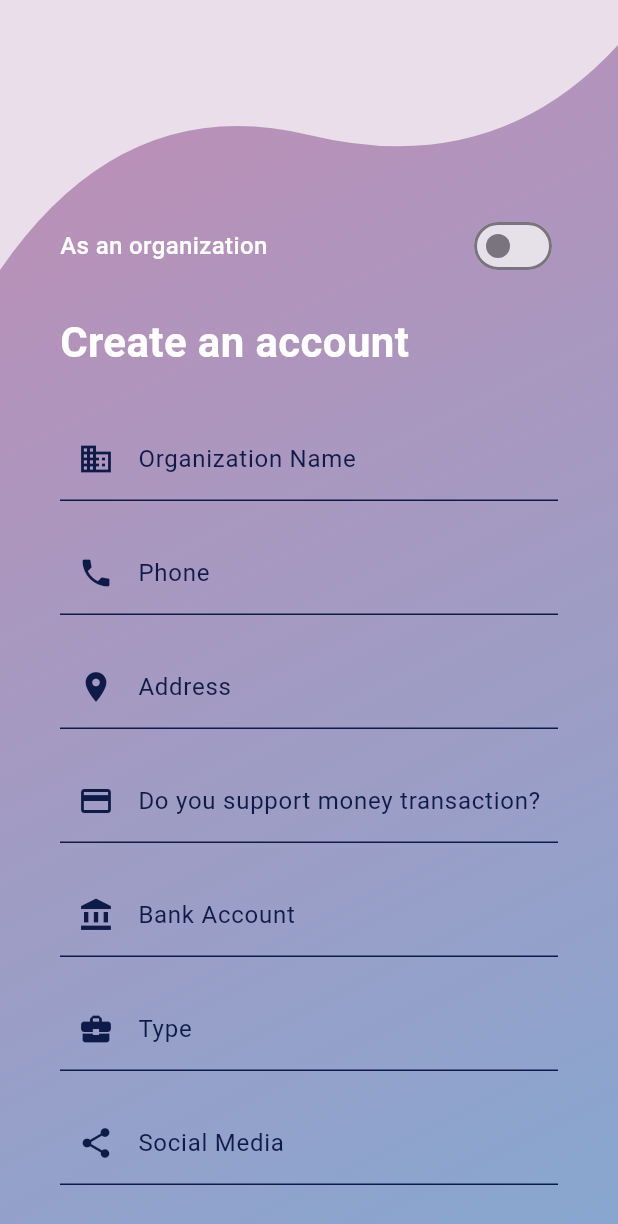
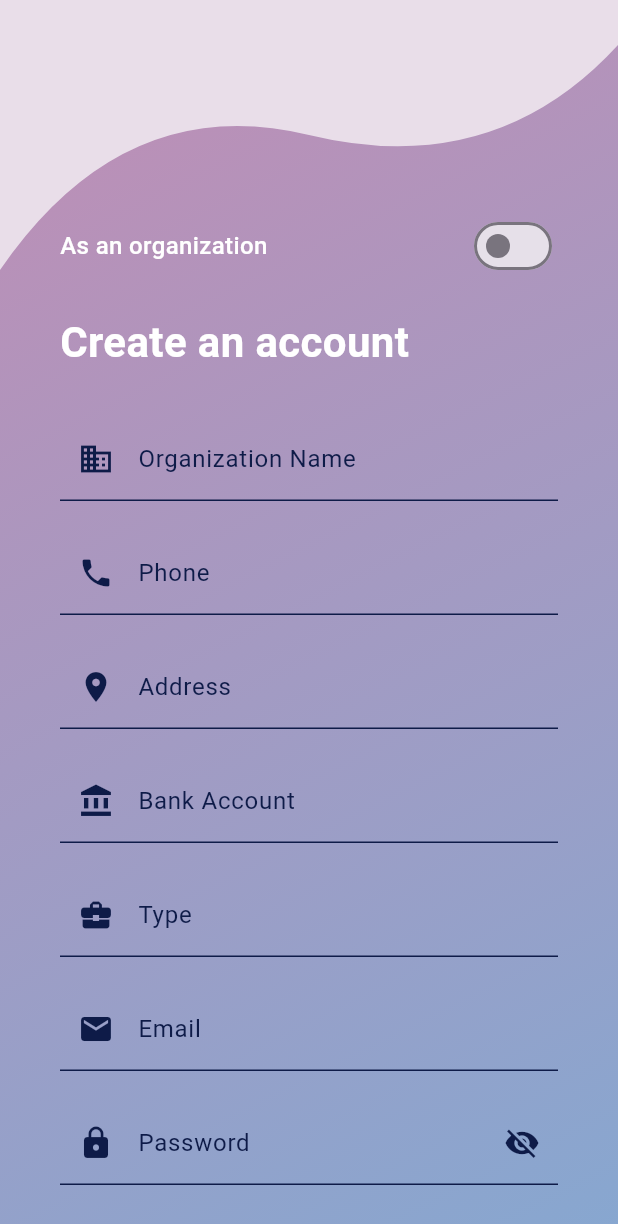
Before and after one commit to Yousra-BOUHOUIA/Donate-Application, a Flutter app: the SignUpAsOrganizationPage screen opened by its route, on a phone screen of 412 x 824 dp. Shown: the top 1224 px of the screen. Run offline on Flutter 3.47's test engine with Material 3 defaults, Android fonts, the phone set to English and light mode, and no system bars; our stand-ins replace badges, google_nav_bar, image_picker, sqflite, sqflite_common_ffi; accounts and stored records are empty; network calls fail.

Commit message:
Add files via upload

```diff
--- a/lib/views/screens/organization/signup_as_organization.dart
+++ b/lib/views/screens/organization/signup_as_organization.dart
@@ -1,9 +1,9 @@
 import 'package:flutter/material.dart';
 import '../../../themes/colors.dart';
 import '../../../imports/user_barrel.dart';
-//import '../../../imports/common_barrel.dart';
 import 'package:donate_application/databases/tables/organization.dart';
 
+// Widget for signing up as an organization
 class SignUpAsOrganizationPage extends StatefulWidget {
   const SignUpAsOrganizationPage({super.key});
   static const String pageRoute = '/signup_as_organization';
@@ -14,16 +14,24 @@ class SignUpAsOrganizationPage extends StatefulWidget {
 }
 
 class _SignUpAsOrganizationPageState extends State<SignUpAsOrganizationPage> {
-  bool isUser = false; // To track the switch state
+  bool isUser = false;
   final _formKey = GlobalKey<FormState>();
+
+
+  final DBOrganizationTable _dbOrganizationTable = DBOrganizationTable();
+
+  final TextEditingController _emailController = TextEditingController();
   final TextEditingController _passwordController = TextEditingController();
-  final TextEditingController _confirmPasswordController =
-      TextEditingController();
+  final TextEditingController _confirmPasswordController =TextEditingController();
+  final TextEditingController _organizationNameController =TextEditingController();
+  final TextEditingController _phoneController = TextEditingController();
+  final TextEditingController _addressController = TextEditingController();
+  final TextEditingController _bankAccountController = TextEditingController();
+  final TextEditingController _organizationTypeController =TextEditingController();
+
   bool _isPasswordVisible = false;
   bool _isConfirmPasswordVisible = false;
-  DBOrganizationTable dbOrganizationTable = DBOrganizationTable();
   String? uploadedFilePath;
-  final Map<String, String> _formData = {};
 
   @override
   Widget build(BuildContext context) {
@@ -53,7 +61,8 @@ class _SignUpAsOrganizationPageState extends State<SignUpAsOrganizationPage> {
           ),
           // Content
           SingleChildScrollView(
-            padding: const EdgeInsets.symmetric(horizontal: 40.0, vertical: 80.0),
+            padding:
+                const EdgeInsets.symmetric(horizontal: 40.0, vertical: 80.0),
             child: Form(
               key: _formKey,
               child: Column(
@@ -79,7 +88,7 @@ class _SignUpAsOrganizationPageState extends State<SignUpAsOrganizationPage> {
                               context,
                               MaterialPageRoute(
                                 builder: (context) =>
-                                    const SignUpAsUserPage(), // Replace with actual widget
+                                    const SignUpAsUserPage(),
                               ),
                             );
                           }
@@ -100,51 +109,19 @@ class _SignUpAsOrganizationPageState extends State<SignUpAsOrganizationPage> {
                     ),
                   ),
                   const SizedBox(height: 30),
-                  // Input fields
                   buildCustomTextField(Icons.business, "Organization Name"),
                   const SizedBox(height: 20),
                   buildCustomTextField(Icons.phone, "Phone"),
                   const SizedBox(height: 20),
                   buildCustomTextField(Icons.location_on, "Address"),
                   const SizedBox(height: 20),
-                  buildCustomTextField(Icons.payment, "Do you support money transaction?"),
-                  const SizedBox(height: 20),
                   buildCustomTextField(Icons.account_balance, "Bank Account"),
                   const SizedBox(height: 20),
                   buildCustomTextField(Icons.business_center, "Type"),
                   const SizedBox(height: 20),
-                  buildCustomTextField(Icons.share, "Social Media"),
-                  const SizedBox(height: 20),
                   buildCustomTextField(Icons.email, "Email"),
                   const SizedBox(height: 20),
-                  // File upload field
-                  Column(
-                    crossAxisAlignment: CrossAxisAlignment.start,
-                    children: [
-                      const Text(
-                        "Document Upload",
-                        style: TextStyle(color: appButtonColor, fontSize: 16),
-                      ),
-                      const SizedBox(height: 8),
-                      IconButton(
-                        onPressed: () async {
-                          // Implement file picker logic here
-                          setState(() {
-                            uploadedFilePath = "example_document.pdf"; // Mock file name
-                          });
-                        },
-                        icon: const Icon(Icons.upload_file, size: 32),
-                        color: appButtonColor,
-                      ),
-                      if (uploadedFilePath != null)
-                        Text(
-                          "Uploaded: $uploadedFilePath",
-                          style: const TextStyle(color: Colors.white),
-                        ),
-                    ],
-                  ),
-                  const SizedBox(height: 20),
-                  // Password field with toggle visibility
+                  // Password field
                   buildPasswordTextField(
                     _passwordController,
                     "Password",
@@ -156,7 +133,7 @@ class _SignUpAsOrganizationPageState extends State<SignUpAsOrganizationPage> {
                     },
                   ),
                   const SizedBox(height: 20),
-                  // Confirm Password field with toggle visibility
+                  // Confirm Password field
                   buildPasswordTextField(
                     _confirmPasswordController,
                     "Confirm Password",
@@ -170,24 +147,56 @@ class _SignUpAsOrganizationPageState extends State<SignUpAsOrganizationPage> {
                   const SizedBox(height: 40),
                   Center(
                     child: ElevatedButton(
-                      onPressed: () async {
-                        if (_formKey.currentState?.validate() ?? false) {
-                          _formKey.currentState?.save();
-                          bool isInserted = await dbOrganizationTable.insertRecord(_formData);
+                      onPressed: () async{
 
-                          if (isInserted) {
-                            Navigator.pushReplacementNamed(context, '/org_home');
-                          } else {
-                            // Handle insertion failure (e.g., show an error message)
-                            ScaffoldMessenger.of(context).showSnackBar(
-                              const SnackBar(content: Text("Failed to register organization. Please try again.")),
-                            );
-                          }
+                      Map<String, dynamic> OrganizationData = {
+                        'organization_name': _organizationNameController.text,
+                        'Phone': _phoneController.text,
+                        'address': _addressController.text,
+                        'bank_account': _bankAccountController.text,
+                        'organization_type ': _organizationTypeController.text,
+                        'email':_emailController.text,
+                        'password ': _passwordController.text,
+                      };
+
+                      // Insert record into database
+                      final success =
+                          await _dbOrganizationTable.insertRecord(OrganizationData);
+                      if (success) {
+                        final allOrganizations =
+                            await _dbOrganizationTable.getAllRecords();
+                        print("All campaigns in the database:");
+                        for (var organization in allOrganizations) {
+                          print(organization);
                         }
+                        // Clear input fields and reset state
+                        _organizationNameController.clear();
+                        _phoneController.clear();
+                        _addressController.clear();
+                        _bankAccountController.clear();
+                        _organizationTypeController.clear();
+                        _emailController.clear();
+                        _passwordController.clear();
+
+                        // Show success message
+                        ScaffoldMessenger.of(context).showSnackBar(
+                          const SnackBar(
+                            content: Text('organization registred successufully!'),
+                          ),
+                        );
+                      } else {
+                        // Show failure message
+                        ScaffoldMessenger.of(context).showSnackBar(
+                          const SnackBar(
+                            content: Text('Failed to register organization.'),
+                          ),
+                        );
+                      }
                       },
                       style: ElevatedButton.styleFrom(
                         backgroundColor: appButtonColor,
-                        padding: const EdgeInsets.symmetric(vertical: 15, horizontal: 50),
+                        padding: const EdgeInsets.symmetric(
+                            vertical: 15, horizontal: 50),
                         shape: RoundedRectangleBorder(
                           borderRadius: BorderRadius.circular(30),
                         ),
@@ -195,21 +204,6 @@ class _SignUpAsOrganizationPageState extends State<SignUpAsOrganizationPage> {
                       child: const Text(
                         'SIGN UP',
                         style: TextStyle(fontSize: 16, color: Colors.white),
-                      ),
-                    ),
-                  ),
-                  const SizedBox(height: 20),
-                  Center(
-                    child: TextButton(
-                      onPressed: () {
-                        Navigator.pushReplacementNamed(context, '/login');
-                      },
-                      child: const Text(
-                        "Already have an account? Login In",
-                        style: TextStyle(
-                          fontSize: 14,
-                          color: appButtonColor,
-                        ),
                       ),
                     ),
                   ),
@@ -222,16 +216,15 @@ class _SignUpAsOrganizationPageState extends State<SignUpAsOrganizationPage> {
     );
   }
 
+  // Build text field widget
   Widget buildCustomTextField(IconData icon, String label) {
     return TextFormField(
+      controller: _getController(label),
       validator: (value) {
         if (value == null || value.isEmpty) {
           return 'Please enter $label';
         }
         return null;
-      },
-      onSaved: (value) {
-        _formData[label] = value ?? '';
       },
       decoration: InputDecoration(
         prefixIcon: Icon(icon, color: appButtonColor),
@@ -247,6 +240,7 @@ class _SignUpAsOrganizationPageState extends State<SignUpAsOrganizationPage> {
     );
   }
 
+  // Build password field widget
   Widget buildPasswordTextField(TextEditingController controller, String label,
       bool isPasswordVisible, Function(bool) onToggleVisibility) {
     return TextFormField(
@@ -254,7 +248,7 @@ class _SignUpAsOrganizationPageState extends State<SignUpAsOrganizationPage> {
       obscureText: !isPasswordVisible,
       validator: (value) {
         if (value == null || value.isEmpty) {
-          return 'Please enter your $label';
+          return 'Please enter $label';
         }
         if (label == "Password" && value.length < 6) {
           return 'Password must be at least 6 characters';
@@ -264,9 +258,6 @@ class _SignUpAsOrganizationPageState extends State<SignUpAsOrganizationPage> {
           return 'Passwords do not match';
         }
         return null;
-      },
-      onSaved: (value) {
-        _formData[label] = value ?? '';
       },
       decoration: InputDecoration(
         prefixIcon: const Icon(Icons.lock, color: appButtonColor),
@@ -288,8 +279,29 @@ class _SignUpAsOrganizationPageState extends State<SignUpAsOrganizationPage> {
       ),
     );
   }
+
+  // Get appropriate controller based on the field label
+  TextEditingController? _getController(String label) {
+    switch (label) {
+      case "Organization Name":
+        return _organizationNameController;
+      case "Phone":
+        return _phoneController;
+      case "Address":
+        return _addressController;
+      case "Bank Account":
+        return _bankAccountController;
+      case "Type":
+        return _organizationTypeController;
+      case "Email":
+        return _emailController;
+      default:
+        return null;
+    }
+  }
 }
 
+// Custom clipper for the wave background
 class WaveClipper extends CustomClipper<Path> {
   @override
   Path getClip(Size size) {
```
